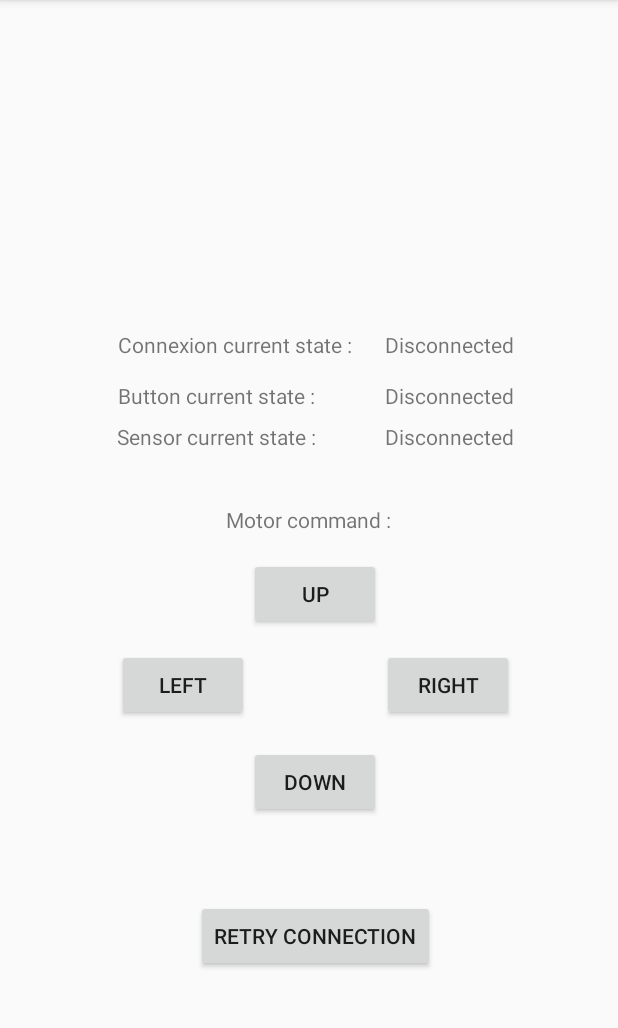
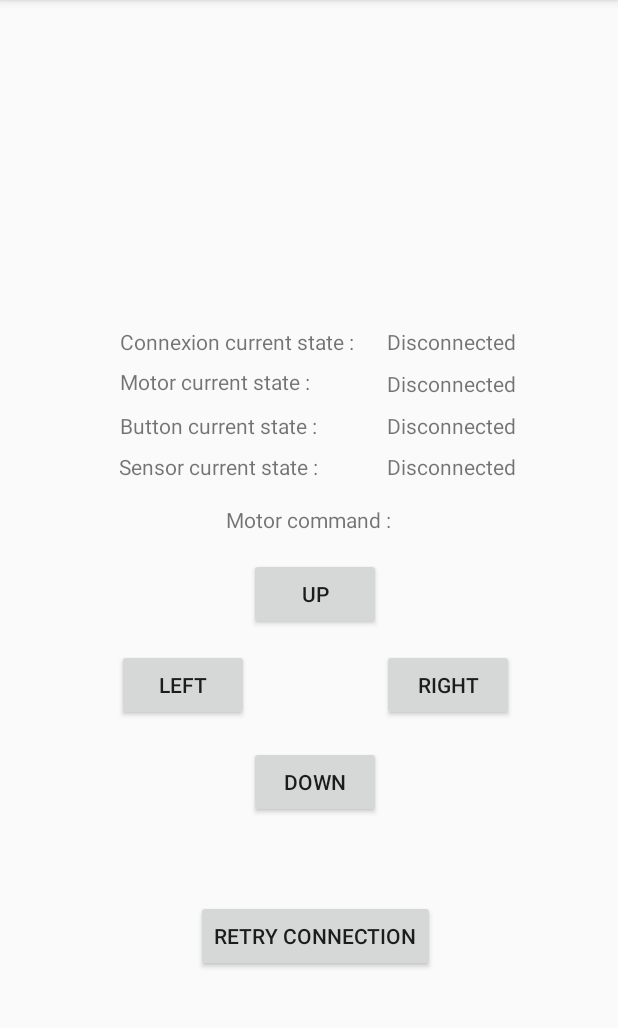
Before and after one commit to kalahel/ReseauDeTerrainAndroid, an Android app: the screen it shows after launch (MainActivity), on a phone screen of 412 x 824 dp, the part 84-1112 px from its top. Run offline under Robolectric (Android 15) with nearby library versions, the phone set to English and light mode, and no system bars; 1 statement that could not run was skipped.

```diff
--- a/app/src/main/res/layout/activity_main.xml
+++ b/app/src/main/res/layout/activity_main.xml
@@ -53,7 +53,19 @@
         app:layout_constraintHorizontal_bias="0.0"
         app:layout_constraintStart_toStartOf="@+id/buttonTextView"
         app:layout_constraintTop_toTopOf="parent"
-        app:layout_constraintVertical_bias="0.937" />
+        app:layout_constraintVertical_bias="0.855" />
+
+    <TextView
+        android:id="@+id/connexionStateView"
+        android:layout_width="wrap_content"
+        android:layout_height="wrap_content"
+        android:text="Disconnected"
+        app:layout_constraintBottom_toBottomOf="@+id/connexionTextView"
+        app:layout_constraintEnd_toEndOf="@+id/buttonStateView"
+        app:layout_constraintHorizontal_bias="0.0"
+        app:layout_constraintStart_toStartOf="@+id/buttonStateView"
+        app:layout_constraintTop_toTopOf="@+id/connexionTextView"
+        app:layout_constraintVertical_bias="1.0" />
 
     <TextView
         android:id="@+id/buttonTextView"
@@ -62,22 +74,10 @@
         android:text="Button current state :"
         app:layout_constraintBottom_toBottomOf="parent"
         app:layout_constraintEnd_toEndOf="parent"
-        app:layout_constraintHorizontal_bias="0.281"
+        app:layout_constraintHorizontal_bias="0.285"
         app:layout_constraintStart_toStartOf="parent"
         app:layout_constraintTop_toTopOf="parent"
-        app:layout_constraintVertical_bias="0.339" />
-
-    <TextView
-        android:id="@+id/buttonStateView"
-        android:layout_width="wrap_content"
-        android:layout_height="wrap_content"
-        android:text="Disconnected"
-        app:layout_constraintBottom_toBottomOf="@+id/buttonTextView"
-        app:layout_constraintEnd_toEndOf="parent"
-        app:layout_constraintHorizontal_bias="0.405"
-        app:layout_constraintStart_toEndOf="@+id/buttonTextView"
-        app:layout_constraintTop_toTopOf="@+id/buttonTextView"
-        app:layout_constraintVertical_bias="0.0" />
+        app:layout_constraintVertical_bias="0.366" />
 
     <TextView
         android:id="@+id/sensorTextView"
@@ -88,7 +88,7 @@
         app:layout_constraintEnd_toEndOf="@+id/buttonTextView"
         app:layout_constraintStart_toStartOf="@+id/buttonTextView"
         app:layout_constraintTop_toBottomOf="@+id/buttonTextView"
-        app:layout_constraintVertical_bias="0.017" />
+        app:layout_constraintVertical_bias="0.018" />
 
     <TextView
         android:id="@+id/sensorStateView"
@@ -103,16 +103,16 @@
         app:layout_constraintVertical_bias="1.0" />
 
     <TextView
-        android:id="@+id/connexionStateView"
+        android:id="@+id/buttonStateView"
         android:layout_width="wrap_content"
         android:layout_height="wrap_content"
         android:text="Disconnected"
-        app:layout_constraintBottom_toBottomOf="@+id/connexionTextView"
-        app:layout_constraintEnd_toEndOf="@+id/buttonStateView"
-        app:layout_constraintHorizontal_bias="0.0"
-        app:layout_constraintStart_toStartOf="@+id/buttonStateView"
-        app:layout_constraintTop_toTopOf="@+id/connexionTextView"
-        app:layout_constraintVertical_bias="1.0" />
+        app:layout_constraintBottom_toBottomOf="@+id/buttonTextView"
+        app:layout_constraintEnd_toEndOf="parent"
+        app:layout_constraintHorizontal_bias="0.409"
+        app:layout_constraintStart_toEndOf="@+id/buttonTextView"
+        app:layout_constraintTop_toTopOf="@+id/buttonTextView"
+        app:layout_constraintVertical_bias="0.0" />
 
     <Button
         android:id="@+id/retryConnectionButton"
@@ -151,4 +151,27 @@
         app:layout_constraintStart_toStartOf="@+id/upCommandButton"
         app:layout_constraintTop_toBottomOf="@+id/upCommandButton"
         app:layout_constraintVertical_bias="0.586" />
+
+    <TextView
+        android:id="@+id/motorTextView"
+        android:layout_width="wrap_content"
+        android:layout_height="wrap_content"
+        android:layout_marginEnd="8dp"
+        android:text="Motor current state :"
+        app:layout_constraintBottom_toTopOf="@+id/buttonTextView"
+        app:layout_constraintEnd_toEndOf="@+id/connexionTextView"
+        app:layout_constraintHorizontal_bias="0.0"
+        app:layout_constraintStart_toStartOf="@+id/buttonTextView"
+        app:layout_constraintTop_toBottomOf="@+id/connexionTextView"
+        app:layout_constraintVertical_bias="0.411" />
+
+    <TextView
+        android:id="@+id/motorStateView"
+        android:layout_width="wrap_content"
+        android:layout_height="wrap_content"
+        android:text="Disconnected"
+        app:layout_constraintBottom_toTopOf="@+id/buttonStateView"
+        app:layout_constraintEnd_toEndOf="@+id/connexionStateView"
+        app:layout_constraintStart_toStartOf="@+id/connexionStateView"
+        app:layout_constraintTop_toBottomOf="@+id/connexionStateView" />
 </androidx.constraintlayout.widget.ConstraintLayout>
```
Also changed, not shown: app/src/main/java/com/ucp/reseaudeterrain/MainActivity.java (+33 -0 lines).
